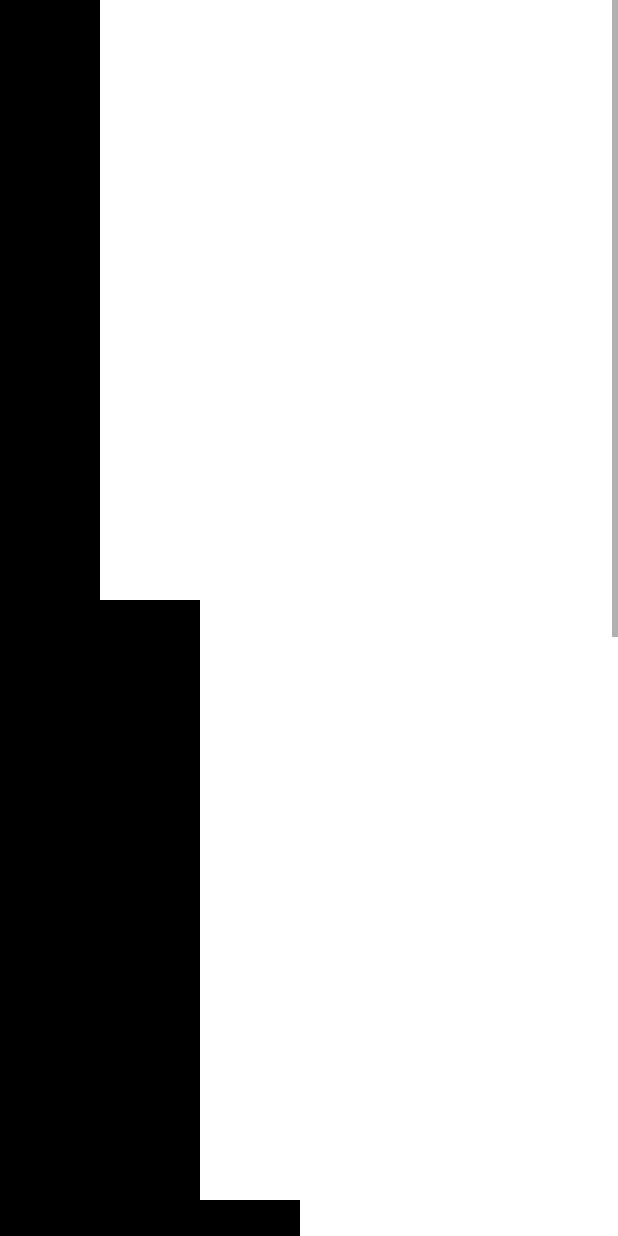
After one commit to limajia/PracticesRep, an Android app: the ScrollViewProTestActivity screen opened directly, with no data from a screen before it, on a phone screen of 412 x 824 dp. The commit adds this screen. Run offline under Robolectric (Android 15) with nearby library versions, the phone set to English and light mode, and no system bars; libraries missing offline, so code that uses them is left out: com.github.moduth.blockcanary.

Commit message:
ScrollView中的子View的getX getY等属性

```diff
--- a/app/src/main/AndroidManifest.xml
+++ b/app/src/main/AndroidManifest.xml
@@ -19,6 +19,9 @@
         android:roundIcon="@mipmap/ic_launcher_round"
         android:supportsRtl="true"
         android:theme="@style/Theme.MaterialComponents.Light.NoActionBar">
+        <activity
+            android:name=".ScrollViewProTestActivity"
+            android:exported="false" />
         <activity
             android:name=".PaintFunctionsTestActivity"
             android:exported="false" />
@@ -198,6 +201,7 @@
         <activity android:name=".drawabletest.DrawableTestActivity" />
         <activity android:name=".soundPoolTest.SoundPoolActivity" />
         <activity android:name=".PaintFunctionsTest.PaintFunctionsTestActivity" />
+        <activity android:name=".scrollviewprotest.ScrollViewProTestActivity" />
 
         <service android:name=".intentservice.IntentServiceTestActivity$CustomIntentService" />
     </application>
--- /dev/null
+++ b/app/src/main/java/com/mlj/practicesrep/scrollviewprotest/ScrollViewProTestActivity.java
@@ -0,0 +1,83 @@
+package com.mlj.practicesrep.scrollviewprotest;
+
+import android.os.Build;
+import android.os.Bundle;
+import android.os.Handler;
+import android.view.View;
+import android.widget.LinearLayout;
+import android.widget.ScrollView;
+
+import androidx.annotation.RequiresApi;
+import androidx.appcompat.app.AppCompatActivity;
+
+import com.mlj.practicesrep.R;
+
+public class ScrollViewProTestActivity extends AppCompatActivity {
+
+    private LinearLayout wrapper;
+    private View view1;
+    private View view2;
+    private View view3;
+    private View view4;
+    private ScrollView scrollView;
+
+    Handler handler = new Handler();
+
+    @RequiresApi(api = Build.VERSION_CODES.M)
+    @Override
+    protected void onCreate(Bundle savedInstanceState) {
+        super.onCreate(savedInstanceState);
+        setContentView(R.layout.activity_scroll_view_pro_test);
+        initView();
+    }
+
+    @RequiresApi(api = Build.VERSION_CODES.M)
+    private void initView() {
+        wrapper = (LinearLayout) findViewById(R.id.wrapper);
+        view1 = (View) findViewById(R.id.view1);
+        view2 = (View) findViewById(R.id.view2);
+        view3 = (View) findViewById(R.id.view3);
+        view4 = (View) findViewById(R.id.view4);
+        handler.postDelayed(() -> {
+            int[] window = new int[2];
+            int[] screen = new int[2];
+            wrapper.getLocationInWindow(window);
+            wrapper.getLocationOnScreen(screen);
+            System.out.println("wrapper = " + wrapper.getLeft() + "-- " + wrapper.getTop() +
+                    "--" + wrapper.getRight() + "--" + wrapper.getBottom() +
+                    "--getwindowpos=" + window[0] + "/" + window[1] +
+                    "--getScreenpos=" + screen[0] + "/" + screen[1]);
+            view1.getLocationInWindow(window);
+            view1.getLocationOnScreen(screen);
+            System.out.println("view1.getLeft() = " + view1.getLeft() + "--view1.getTop() = " + view1.getTop() + "--view1.getRight() = " +
+                    view1.getRight() + "--view1.getBottom() = " + view1.getBottom() +
+                    "--view1.getwindowpos() = " + window[0] + "/" + window[1] +
+                    "--getScreenpos=" + screen[0] + "/" + screen[1]
+            );
+        }, 200);
+
+        scrollView = (ScrollView) findViewById(R.id.scroll_view);
+        scrollView.setOnScrollChangeListener(new View.OnScrollChangeListener() {
+            @Override
+            public void onScrollChange(View v, int scrollX, int scrollY, int oldScrollX, int oldScrollY) {
+                handler.postDelayed(() -> {
+                    int[] window = new int[2];
+                    int[] screen = new int[2];
+                    wrapper.getLocationInWindow(window);
+                    wrapper.getLocationOnScreen(screen);
+                    System.out.println("wrapper = " + wrapper.getLeft() + "-- " + wrapper.getTop() +
+                            "--" + wrapper.getRight() + "--" + wrapper.getBottom() +
+                            "--getwindowpos=" + window[0] + "/" + window[1] +
+                            "--getScreenpos=" + screen[0] + "/" + screen[1]);
+                    view1.getLocationInWindow(window);
+                    view1.getLocationInWindow(screen);
+                    System.out.println("view1.getLeft() = " + view1.getLeft() + "--view1.getTop() = " + view1.getTop() + "--view1.getRight() = " +
+                            view1.getRight() + "--view1.getBottom() = " + view1.getBottom() +
+                            "--view1.getwindowpos() = " + window[0] + "/" + window[1] +
+                            "--getScreenpos=" + screen[0] + "/" + screen[1]
+                    );
+                }, 200);
+            }
+        });
+    }
+}
--- /dev/null
+++ b/app/src/main/res/layout/activity_scroll_view_pro_test.xml
@@ -0,0 +1,37 @@
+<?xml version="1.0" encoding="utf-8"?>
+<ScrollView xmlns:android="http://schemas.android.com/apk/res/android"
+    xmlns:app="http://schemas.android.com/apk/res-auto"
+    xmlns:tools="http://schemas.android.com/tools"
+    android:id="@+id/scroll_view"
+    android:layout_width="match_parent"
+    android:layout_height="match_parent"
+    tools:context=".scrollviewprotest.ScrollViewProTestActivity">
+
+    <LinearLayout
+        android:id="@+id/wrapper"
+        android:layout_width="match_parent"
+        android:orientation="vertical"
+        android:layout_height="match_parent">
+
+        <View
+            android:id="@+id/view1"
+            android:layout_width="100px"
+            android:background="@color/black"
+            android:layout_height="600px" />
+        <View
+            android:id="@+id/view2"
+            android:layout_width="200px"
+            android:background="@color/black"
+            android:layout_height="600px" />
+        <View
+            android:id="@+id/view3"
+            android:layout_width="300px"
+            android:background="@color/black"
+            android:layout_height="600px" />
+        <View
+            android:id="@+id/view4"
+            android:layout_width="400px"
+            android:background="@color/black"
+            android:layout_height="600px" />
+    </LinearLayout>
+</ScrollView>
```
Also changed, not shown: app/src/main/java/com/mlj/practicesrep/MainActivity.java (+7 -0 lines), app/src/main/res/layout/activity_main.xml (+9 -0 lines).
